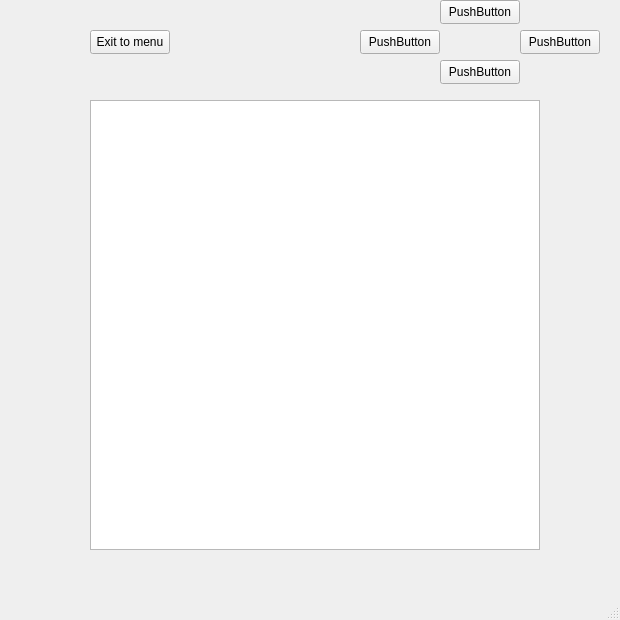
First picture: the form in student/12/numbers_gui/mainwindow.ui, repository Veeti-Lukin/programming2-course, before the edit.
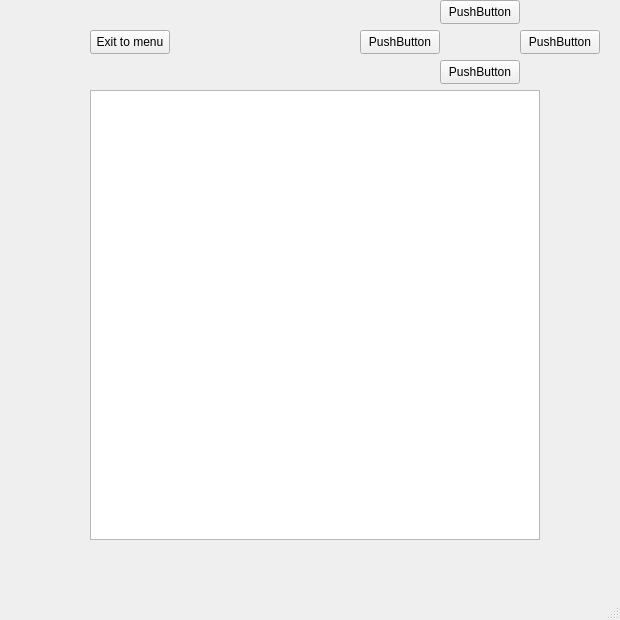
Second picture: the form after the edit. The open tabs and pages were chosen to show the change.

Patch:
```diff
--- a/student/12/numbers_gui/mainwindow.ui
+++ b/student/12/numbers_gui/mainwindow.ui
@@ -151,7 +151,7 @@
       <property name="geometry">
        <rect>
         <x>90</x>
-        <y>100</y>
+        <y>90</y>
         <width>450</width>
         <height>450</height>
        </rect>
```
Left out of the diff: 2 changed lines with no effect on the pictures.
